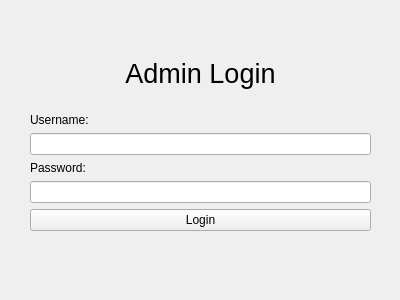
First picture: the form in adminlogin.ui, repository Cyriously1/NFLTour, before the edit.
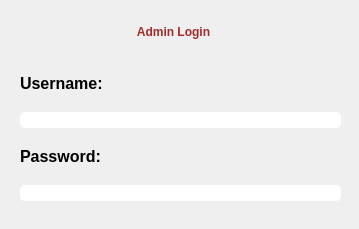
Second picture: the form after the edit.

Commit message: updated the admin window

The edit to the form file:
```diff
--- a/adminlogin.ui
+++ b/adminlogin.ui
@@ -6,42 +6,49 @@
    <rect>
     <x>0</x>
     <y>0</y>
-    <width>400</width>
-    <height>300</height>
+    <width>359</width>
+    <height>229</height>
    </rect>
   </property>
   <property name="windowTitle">
    <string>Form</string>
   </property>
+  <property name="styleSheet">
+   <string notr="true">QLabel#label_3{
+	font-weight: bold;
+	color: brown;
+}
+
+QLabel#label,#label_2{
+	font-weight: bold;
+	font-size: 16px;
+}
+
+QPushButton {
+	background: red;
+	height: 25px;
+	border-radius: 5px;
+}
+
+QPushButton:hover {
+	background: darkred;
+	font-weight: bold;
+	color: white;
+}
+
+QLineEdit {
+	border-radius: 5px;
+}</string>
+  </property>
   <widget class="QWidget" name="">
    <property name="geometry">
     <rect>
-     <x>30</x>
-     <y>40</y>
-     <width>341</width>
-     <height>191</height>
+     <x>20</x>
+     <y>60</y>
+     <width>321</width>
+     <height>141</height>
     </rect>
    </property>
-   <layout class="QVBoxLayout" name="verticalLayout_5">
-    <item>
-     <widget class="QLabel" name="label_3">
-      <property name="font">
-       <font>
-        <pointsize>20</pointsize>
-       </font>
-      </property>
-      <property name="layoutDirection">
-       <enum>Qt::LeftToRight</enum>
-      </property>
-      <property name="text">
-       <string>Admin Login</string>
-      </property>
-      <property name="alignment">
-       <set>Qt::AlignCenter</set>
-      </property>
-     </widget>
-    </item>
-    <item>
      <layout class="QVBoxLayout" name="verticalLayout_4">
       <item>
        <layout class="QVBoxLayout" name="verticalLayout_3">
@@ -75,16 +82,32 @@
         </item>
        </layout>
       </item>
-      <item>
-       <widget class="QPushButton" name="AdminLogin_loginButton">
-        <property name="text">
-         <string>Login</string>
-        </property>
-       </widget>
-      </item>
-     </layout>
-    </item>
-   </layout>
+   </layout>
+  </widget>
+  <widget class="QLabel" name="label_3">
+   <property name="geometry">
+    <rect>
+     <x>70</x>
+     <y>12</y>
+     <width>207</width>
+     <height>40</height>
+    </rect>
+   </property>
+   <property name="font">
+    <font>
+     <weight>75</weight>
+     <bold>true</bold>
+    </font>
+   </property>
+   <property name="layoutDirection">
+    <enum>Qt::LeftToRight</enum>
+   </property>
+   <property name="text">
+    <string>Admin Login</string>
+   </property>
+   <property name="alignment">
+    <set>Qt::AlignCenter</set>
+   </property>
   </widget>
  </widget>
  <resources/>
```
Lines whose indentation alone changed are shown as unchanged. The commit also changes 8 other files.
